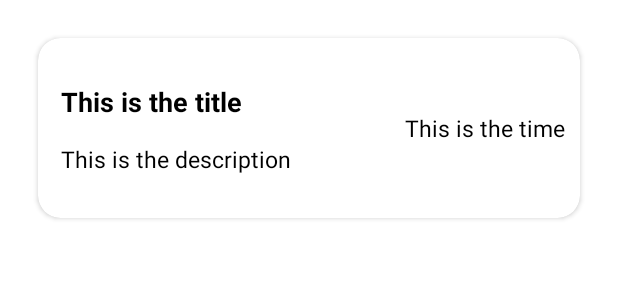
After one commit to Kim-Arcena/Wakim-App, an Android app: the layout recycler_view_layout.xml on its own in the app's theme, with its tools: preview values and no code run, on a phone screen of 412 x 824 dp. The commit adds this screen. Shown: the top 300 px of the screen. Run offline under Robolectric (Android 15) with nearby library versions, the phone set to English and light mode, and no system bars.

Commit message:
CardView

```diff
--- /dev/null
+++ b/app/src/main/res/drawable/bg1.xml
@@ -0,0 +1,6 @@
+<?xml version="1.0" encoding="utf-8"?>
+<shape xmlns:android="http://schemas.android.com/apk/res/android">
+    <gradient android:startColor="#015EEA"
+        android:endColor="#0DCCFF"
+        android:angle="315"></gradient>
+</shape>
--- /dev/null
+++ b/app/src/main/res/drawable/ic_baseline_add_24.xml
@@ -0,0 +1,5 @@
+<vector android:height="24dp" android:tint="#FFFFFF"
+    android:viewportHeight="24" android:viewportWidth="24"
+    android:width="24dp" xmlns:android="http://schemas.android.com/apk/res/android">
+    <path android:fillColor="@android:color/white" android:pathData="M19,13h-6v6h-2v-6H5v-2h6V5h2v6h6v2z"/>
+</vector>
--- /dev/null
+++ b/app/src/main/res/layout/recycler_view_layout.xml
@@ -0,0 +1,63 @@
+<?xml version="1.0" encoding="utf-8"?>
+<RelativeLayout xmlns:android="http://schemas.android.com/apk/res/android"
+    android:layout_width="match_parent"
+    android:layout_height="match_parent"
+    android:layout_margin="20dp"
+    xmlns:app="http://schemas.android.com/apk/res-auto">
+
+    <androidx.cardview.widget.CardView
+        android:layout_width="match_parent"
+        android:layout_height="120dp"
+        app:cardCornerRadius="15dp"
+        app:cardElevation="2dp"
+        android:layout_margin="5dp">
+
+        <RelativeLayout
+            android:layout_width="match_parent"
+            android:layout_height="wrap_content">
+
+            <TextView
+                android:id="@+id/text_title"
+                android:layout_width="wrap_content"
+                android:layout_height="wrap_content"
+                android:layout_marginTop = "30dp"
+                android:layout_marginLeft="15dp"
+                android:text="This is the title"
+                android:textColor="@color/black"
+                android:textSize="18sp"
+                android:textStyle="bold" />
+
+            <TextView
+                android:id="@+id/text_description"
+                android:layout_width="wrap_content"
+                android:layout_height="wrap_content"
+                android:layout_below="@+id/text_title"
+                android:layout_margin="15dp"
+                android:text="This is the description"
+                android:textColor="@color/black"
+                android:textSize="15sp"
+                />
+
+            <TextView
+                android:id="@+id/text_time"
+                android:layout_width="wrap_content"
+                android:layout_height="match_parent"
+                android:layout_alignParentRight="true"
+                android:layout_marginStart="6dp"
+                android:layout_marginTop="6dp"
+                android:layout_marginEnd="10dp"
+                android:layout_marginRight="-1dp"
+                android:layout_marginBottom="6dp"
+                android:gravity="center"
+                android:text="This is the time"
+                android:textColor="@color/black"
+                android:textSize="15sp" />
+
+
+        </RelativeLayout>
+    </androidx.cardview.widget.CardView>
+
+
+
+
+</RelativeLayout>
--- a/app/src/main/res/values/colors.xml
+++ b/app/src/main/res/values/colors.xml
@@ -7,4 +7,5 @@
     <color name="teal_700">#FF018786</color>
     <color name="black">#FF000000</color>
     <color name="white">#FFFFFFFF</color>
+    <color name="actionBar_blue">#2A96FC</color>
 </resources>
```
Also changed, not shown: app/src/main/res/layout/activity_dashboard.xml (+19 -15 lines).
